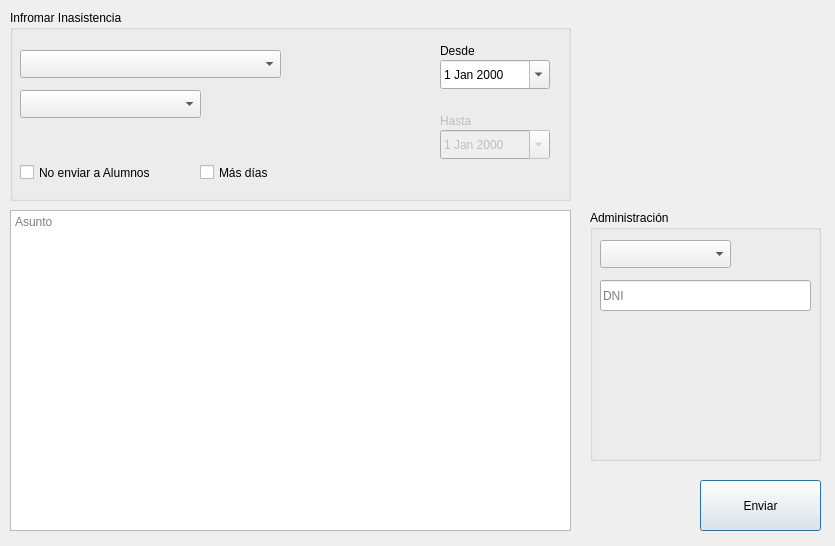
Qt form xml/inasistencia_form.ui (Luis-hub-sourse/PROYECTO-MASIVO-TEST) before a commit.
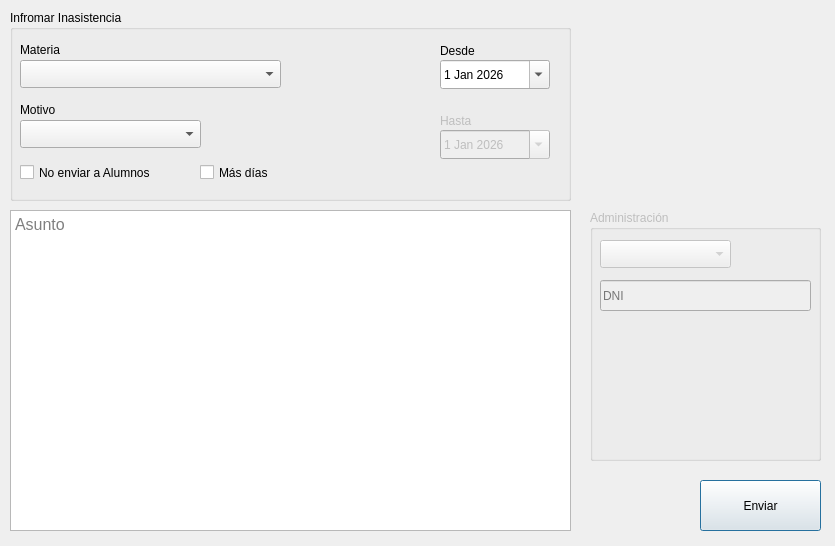
The same form after that commit.

Commit message: Rama Inasistencias funcionando v1.0

```diff
--- a/xml/inasistencia_form.ui
+++ b/xml/inasistencia_form.ui
@@ -22,6 +22,11 @@
      <height>321</height>
     </rect>
    </property>
+   <property name="font">
+    <font>
+     <pointsize>12</pointsize>
+    </font>
+   </property>
    <property name="placeholderText">
     <string>Asunto</string>
    </property>
@@ -40,6 +45,9 @@
    </property>
   </widget>
   <widget class="QGroupBox" name="groupBox">
+   <property name="enabled">
+    <bool>false</bool>
+   </property>
    <property name="geometry">
     <rect>
      <x>590</x>
@@ -69,7 +77,7 @@
    </widget>
    <widget class="QComboBox" name="cbPersona">
     <property name="enabled">
-     <bool>true</bool>
+     <bool>false</bool>
     </property>
     <property name="geometry">
      <rect>
@@ -110,7 +118,7 @@
     <property name="geometry">
      <rect>
       <x>10</x>
-      <y>40</y>
+      <y>50</y>
       <width>261</width>
       <height>28</height>
      </rect>
@@ -123,7 +131,7 @@
     <property name="geometry">
      <rect>
       <x>10</x>
-      <y>80</y>
+      <y>110</y>
       <width>181</width>
       <height>28</height>
      </rect>
@@ -163,17 +171,17 @@
     </property>
     <property name="dateTime">
      <datetime>
-      <hour>6</hour>
+      <hour>15</hour>
       <minute>0</minute>
       <second>0</second>
-      <year>2000</year>
+      <year>2026</year>
       <month>1</month>
       <day>1</day>
      </datetime>
     </property>
     <property name="maximumDateTime">
      <datetime>
-      <hour>6</hour>
+      <hour>15</hour>
       <minute>0</minute>
       <second>0</second>
       <year>2026</year>
@@ -183,7 +191,7 @@
     </property>
     <property name="minimumDateTime">
      <datetime>
-      <hour>6</hour>
+      <hour>15</hour>
       <minute>0</minute>
       <second>0</second>
       <year>2000</year>
@@ -194,6 +202,13 @@
     <property name="calendarPopup">
      <bool>true</bool>
     </property>
+    <property name="date">
+     <date>
+      <year>2026</year>
+      <month>1</month>
+      <day>1</day>
+     </date>
+    </property>
    </widget>
    <widget class="QCheckBox" name="checkBox">
     <property name="geometry">
@@ -253,17 +268,17 @@
     </property>
     <property name="dateTime">
      <datetime>
-      <hour>9</hour>
+      <hour>18</hour>
       <minute>0</minute>
       <second>0</second>
-      <year>2000</year>
+      <year>2026</year>
       <month>1</month>
       <day>1</day>
      </datetime>
     </property>
     <property name="maximumDateTime">
      <datetime>
-      <hour>9</hour>
+      <hour>18</hour>
       <minute>0</minute>
       <second>0</second>
       <year>2026</year>
@@ -273,7 +288,7 @@
     </property>
     <property name="minimumDateTime">
      <datetime>
-      <hour>9</hour>
+      <hour>18</hour>
       <minute>0</minute>
       <second>0</second>
       <year>2000</year>
@@ -284,6 +299,13 @@
     <property name="calendarPopup">
      <bool>true</bool>
     </property>
+    <property name="date">
+     <date>
+      <year>2026</year>
+      <month>1</month>
+      <day>1</day>
+     </date>
+    </property>
    </widget>
    <widget class="QLabel" name="label_2">
     <property name="enabled">
@@ -306,6 +328,32 @@
      <string>Hasta</string>
     </property>
    </widget>
+   <widget class="QLabel" name="label_3">
+    <property name="geometry">
+     <rect>
+      <x>10</x>
+      <y>30</y>
+      <width>63</width>
+      <height>20</height>
+     </rect>
+    </property>
+    <property name="text">
+     <string>Materia</string>
+    </property>
+   </widget>
+   <widget class="QLabel" name="label_4">
+    <property name="geometry">
+     <rect>
+      <x>10</x>
+      <y>90</y>
+      <width>63</width>
+      <height>20</height>
+     </rect>
+    </property>
+    <property name="text">
+     <string>Motivo</string>
+    </property>
+   </widget>
   </widget>
  </widget>
  <resources/>
```
Left out of the diff: 6 changed lines with no effect on the pictures. The commit also changes 10 other files.
